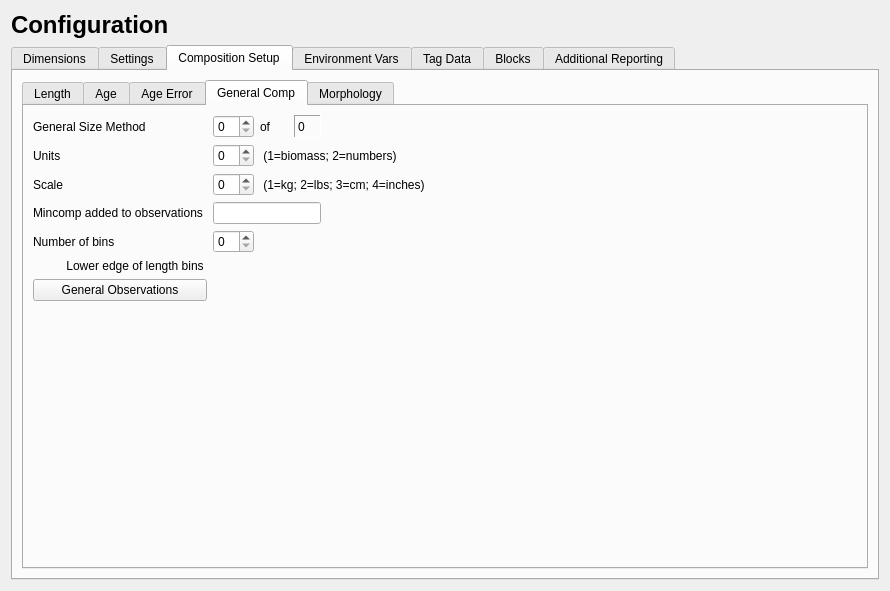
The window that src/data_widget.ui (nmfs-ost/ss3-ssi) describes before a commit, drawn with Qt 5.
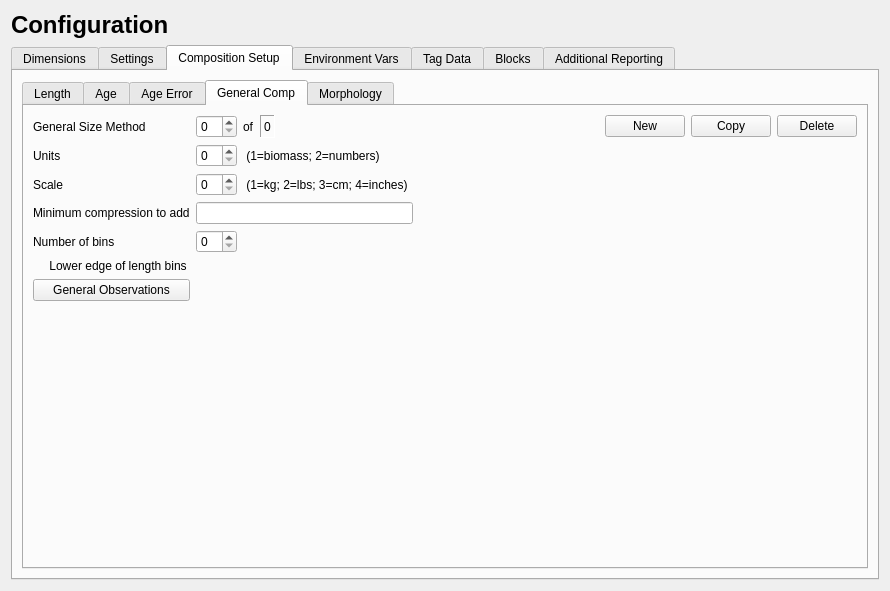
The same window after the commit. The open tabs and pages were chosen to show the change. Icons and pictures are not drawn.

Diff of the .ui file:
```diff
--- a/src/data_widget.ui
+++ b/src/data_widget.ui
@@ -1222,22 +1222,25 @@
           <layout class="QVBoxLayout" name="verticalLayout_15">
            <item>
             <layout class="QGridLayout" name="gridLayout_comp_gen">
+             <item row="0" column="4">
+              <spacer name="horizontalSpacer_2">
+               <property name="orientation">
+                <enum>Qt::Horizontal</enum>
+               </property>
+               <property name="sizeHint" stdset="0">
+                <size>
+                 <width>40</width>
+                 <height>20</height>
+                </size>
+               </property>
+              </spacer>
+             </item>
+             <item row="3" column="1" colspan="4">
+              <widget class="QLineEdit" name="lineEdit_gen_mincomp"/>
+             </item>
              <item row="4" column="1">
               <widget class="QSpinBox" name="spinBox_gen_num_bins"/>
              </item>
-             <item row="0" column="4">
-              <spacer name="horizontalSpacer_gen1">
-               <property name="orientation">
-                <enum>Qt::Horizontal</enum>
-               </property>
-               <property name="sizeHint" stdset="0">
-                <size>
-                 <width>40</width>
-                 <height>20</height>
-                </size>
-               </property>
-              </spacer>
-             </item>
              <item row="4" column="0">
               <widget class="QLabel" name="label_gen_num_bins">
                <property name="text">
@@ -1255,13 +1258,6 @@
                </property>
               </widget>
              </item>
-             <item row="3" column="0">
-              <widget class="QLabel" name="label_gen_constant">
-               <property name="text">
-                <string>Mincomp added to observations </string>
-               </property>
-              </widget>
-             </item>
              <item row="0" column="0">
               <widget class="QLabel" name="label_gen_method">
                <property name="text">
@@ -1306,14 +1302,14 @@
                </property>
               </widget>
              </item>
-             <item row="1" column="2" colspan="3">
+             <item row="1" column="2" colspan="5">
               <widget class="QLabel" name="label_gen_units_info">
                <property name="text">
                 <string> (1=biomass; 2=numbers)</string>
                </property>
               </widget>
              </item>
-             <item row="2" column="2" colspan="3">
+             <item row="2" column="2" colspan="5">
               <widget class="QLabel" name="label_gen_scale_info">
                <property name="text">
                 <string> (1=kg; 2=lbs; 3=cm; 4=inches)</string>
@@ -1346,8 +1342,49 @@
                </property>
               </widget>
              </item>
-             <item row="3" column="1" colspan="3">
-              <widget class="QLineEdit" name="lineEdit_gen_mincomp"/>
+             <item row="3" column="0">
+              <widget class="QLabel" name="label_gen_mincomp">
+               <property name="text">
+                <string>Minimum compression to add</string>
+               </property>
+              </widget>
+             </item>
+             <item row="0" column="5">
+              <spacer name="horizontalSpacer_3">
+               <property name="orientation">
+                <enum>Qt::Horizontal</enum>
+               </property>
+               <property name="sizeHint" stdset="0">
+                <size>
+                 <width>180</width>
+                 <height>20</height>
+                </size>
+               </property>
+              </spacer>
+             </item>
+             <item row="0" column="6">
+              <widget class="QPushButton" name="pushButton_gen_new">
+               <property name="text">
+                <string>New</string>
+               </property>
+              </widget>
+             </item>
+             <item row="0" column="7">
+              <widget class="QPushButton" name="pushButton_gen_copy">
+               <property name="text">
+                <string>Copy</string>
+               </property>
+              </widget>
+             </item>
+             <item row="0" column="8">
+              <widget class="QPushButton" name="pushButton_gen_delete">
+               <property name="text">
+                <string>Delete</string>
+               </property>
+              </widget>
+             </item>
+             <item row="6" column="0" colspan="9">
+              <layout class="QHBoxLayout" name="horizontalLayout_gen_bins"/>
              </item>
             </layout>
            </item>
```
Left out of the diff: 38 changed lines with no effect on the pictures.
